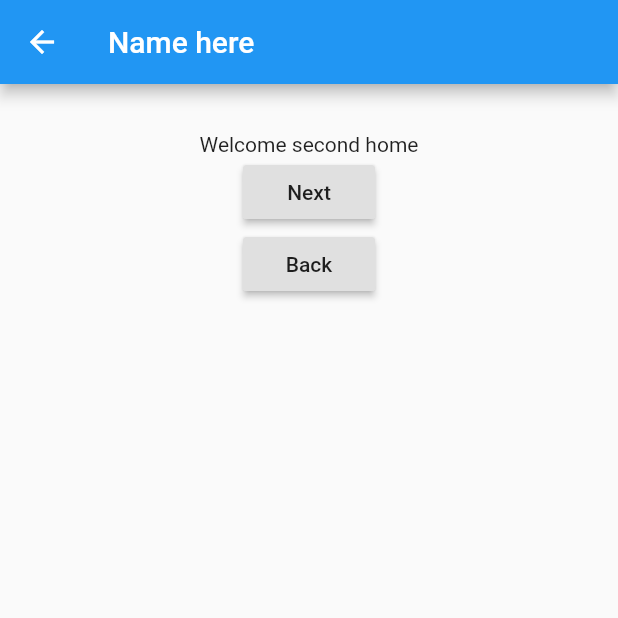
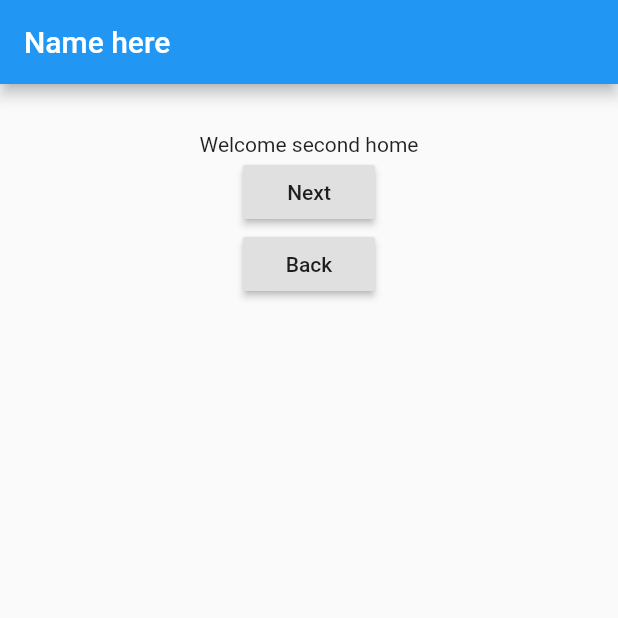
Before and after one commit to inkubator-belajar/med-pushnamed-flutter, a Flutter app: the screen it shows after launch, after a tap on "Next", on a phone screen of 412 x 824 dp, the top half of it. Run offline on Flutter 3.47's test engine with Material 2 defaults, Android fonts, the phone set to English and light mode, and no system bars.

Commit message:
update pushname to remove back button

```diff
--- a/lib/screens/home.dart
+++ b/lib/screens/home.dart
@@ -20,7 +20,7 @@ class _HomeState extends State<Home> {
               new Text('Welcome home'),
               new RaisedButton(
                 onPressed: () {
-                  Navigator.of(context).pushNamed('/second');
+                  Navigator.of(context).pushNamedAndRemoveUntil('/second', (Route<dynamic> route) => false);
                 },
                 child: new Text('Next'),
               )
```
